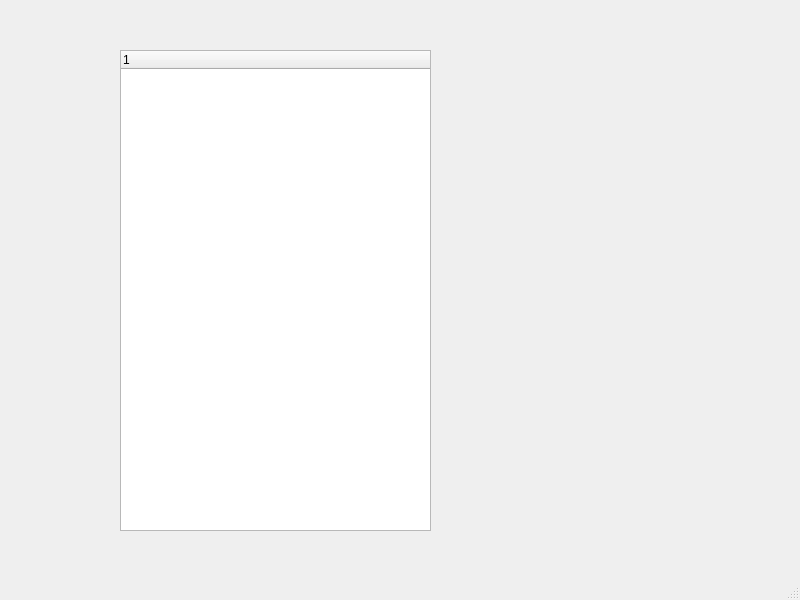
Above: PhyREC/GuiRecordView/PltControl.ui from aguimera/PyGFETdb before the change. Below: the same form after it.
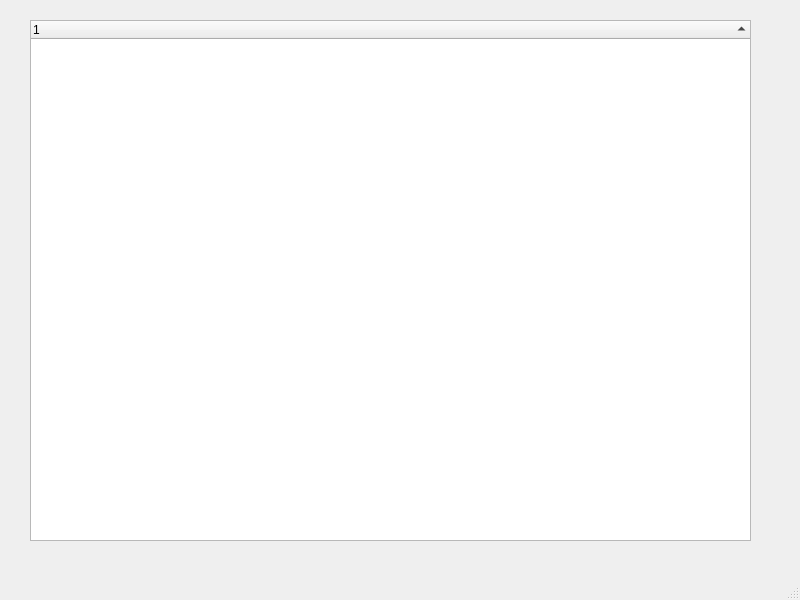
That is the form after the change.

Commit message: fill properties done

Diff of the .ui file:
```diff
--- a/PhyREC/GuiRecordView/PltControl.ui
+++ b/PhyREC/GuiRecordView/PltControl.ui
@@ -17,12 +17,15 @@
    <widget class="QTreeWidget" name="TreeCtr">
     <property name="geometry">
      <rect>
-      <x>120</x>
-      <y>50</y>
-      <width>311</width>
-      <height>481</height>
+      <x>30</x>
+      <y>20</y>
+      <width>721</width>
+      <height>521</height>
      </rect>
     </property>
+    <property name="sortingEnabled">
+     <bool>true</bool>
+    </property>
     <column>
      <property name="text">
       <string notr="true">1</string>
```
The commit also changes 1 other file.
